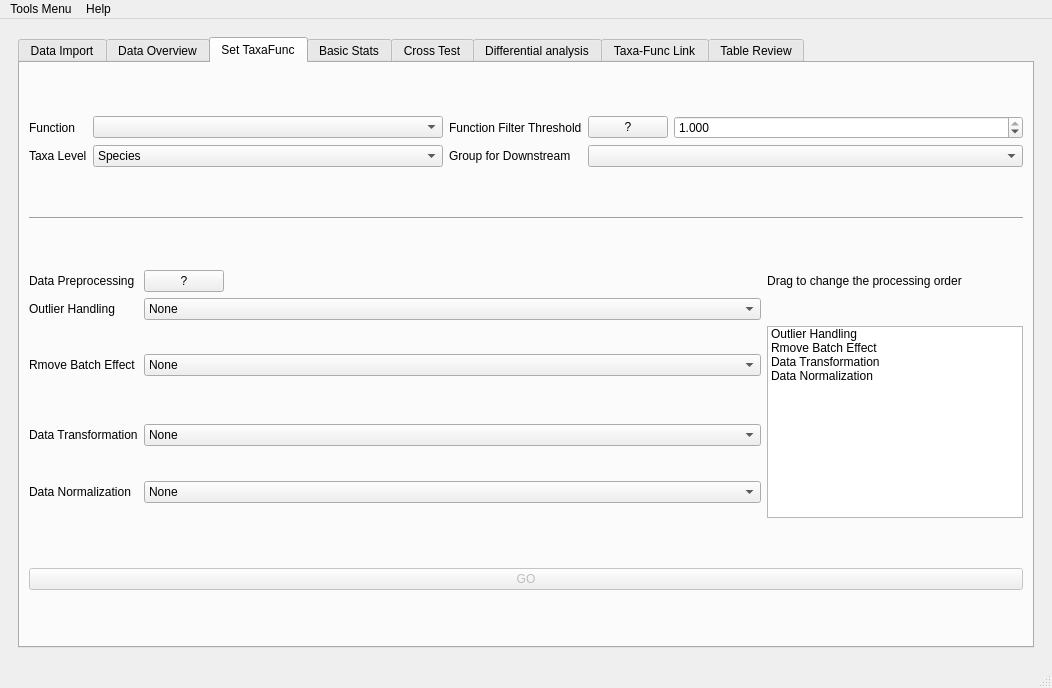
First picture: the form in utils/MetaX_GUI/MainWindow.ui, repository byemaxx/MetaX, before the edit.
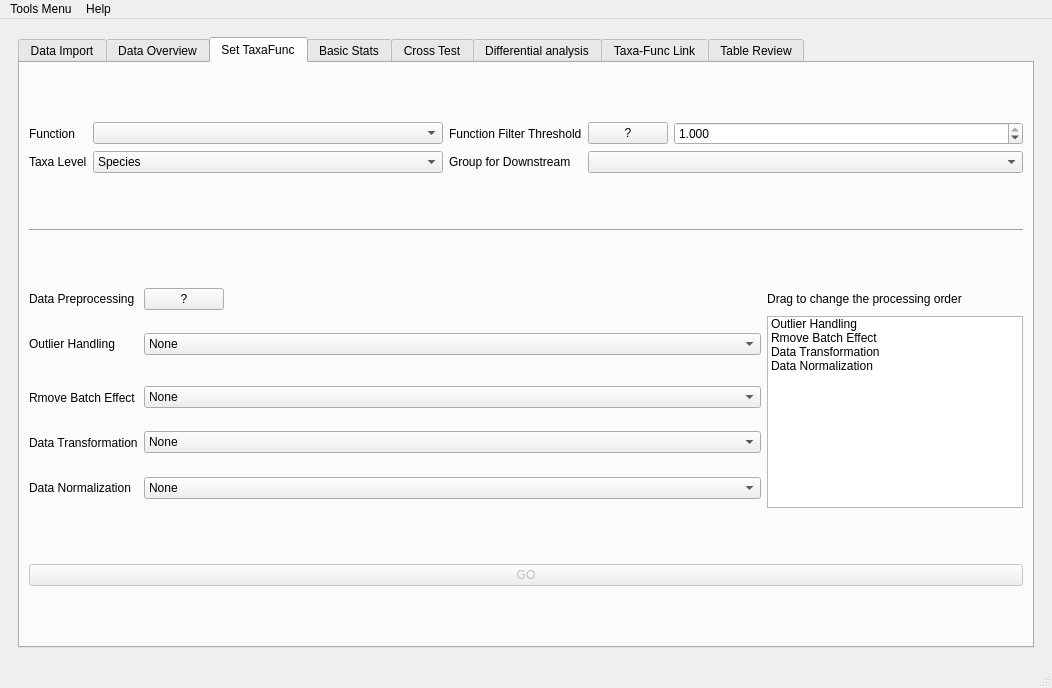
Second picture: the form after the edit. The open tabs and pages were chosen to show the change.

Commit message: modified:   utils/GUI.py 	modified:   utils/MetaX_GUI/MainWindow.ui 	modified:   utils/MetaX_GUI/Ui_MainWindow.py 	modified:   utils/taxaFuncAnalyzer.py     add new outliers handling method: median, median+KNN

```diff
--- a/utils/MetaX_GUI/MainWindow.ui
+++ b/utils/MetaX_GUI/MainWindow.ui
@@ -391,51 +391,6 @@
                 </property>
                </widget>
               </item>
-              <item row="3" column="3" rowspan="3">
-               <widget class="QListWidget" name="listWidget_data_processing_order">
-                <property name="sizePolicy">
-                 <sizepolicy hsizetype="Preferred" vsizetype="Fixed">
-                  <horstretch>0</horstretch>
-                  <verstretch>0</verstretch>
-                 </sizepolicy>
-                </property>
-                <property name="minimumSize">
-                 <size>
-                  <width>0</width>
-                  <height>0</height>
-                 </size>
-                </property>
-                <property name="maximumSize">
-                 <size>
-                  <width>16777215</width>
-                  <height>167796</height>
-                 </size>
-                </property>
-                <property name="dragDropMode">
-                 <enum>QAbstractItemView::InternalMove</enum>
-                </property>
-                <item>
-                 <property name="text">
-                  <string>Outlier Handling</string>
-                 </property>
-                </item>
-                <item>
-                 <property name="text">
-                  <string>Rmove Batch Effect</string>
-                 </property>
-                </item>
-                <item>
-                 <property name="text">
-                  <string>Data Transformation</string>
-                 </property>
-                </item>
-                <item>
-                 <property name="text">
-                  <string>Data Normalization</string>
-                 </property>
-                </item>
-               </widget>
-              </item>
               <item row="4" column="0">
                <widget class="QLabel" name="label_40">
                 <property name="text">
@@ -617,6 +572,61 @@
                   <string>Mean+KNN</string>
                  </property>
                 </item>
+                <item>
+                 <property name="text">
+                  <string>Median</string>
+                 </property>
+                </item>
+                <item>
+                 <property name="text">
+                  <string>Median+KNN</string>
+                 </property>
+                </item>
+               </widget>
+              </item>
+              <item row="2" column="3" rowspan="4">
+               <widget class="QListWidget" name="listWidget_data_processing_order">
+                <property name="sizePolicy">
+                 <sizepolicy hsizetype="Preferred" vsizetype="Fixed">
+                  <horstretch>0</horstretch>
+                  <verstretch>0</verstretch>
+                 </sizepolicy>
+                </property>
+                <property name="minimumSize">
+                 <size>
+                  <width>0</width>
+                  <height>0</height>
+                 </size>
+                </property>
+                <property name="maximumSize">
+                 <size>
+                  <width>16777215</width>
+                  <height>167796</height>
+                 </size>
+                </property>
+                <property name="dragDropMode">
+                 <enum>QAbstractItemView::InternalMove</enum>
+                </property>
+                <item>
+                 <property name="text">
+                  <string>Outlier Handling</string>
+                 </property>
+                </item>
+                <item>
+                 <property name="text">
+                  <string>Rmove Batch Effect</string>
+                 </property>
+                </item>
+                <item>
+                 <property name="text">
+                  <string>Data Transformation</string>
+                 </property>
+                </item>
+                <item>
+                 <property name="text">
+                  <string>Data Normalization</string>
+                 </property>
+                </item>
                </widget>
               </item>
              </layout>
```
Left out of the diff: 8 changed lines with no effect on the pictures. The commit also changes 3 other files.
